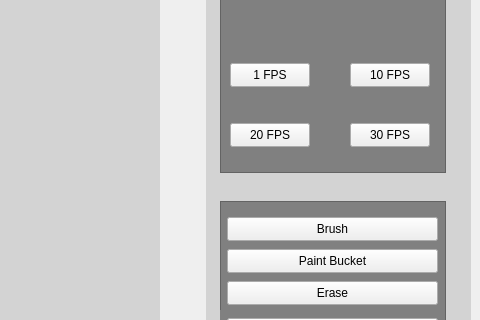
The window that mainwindow.ui (University-of-Utah-CS3505/a8-sprite-editor-f23-MAUIFanClub) describes before a commit, drawn with Qt 5; both pictures show x 800 to 1280 and y 179 to 499 of the 1280 by 720 pixel window.
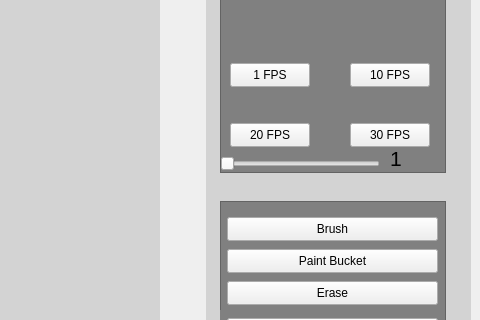
The same window after the commit.

Commit message: Added FPS slider and started comments

```diff
--- a/mainwindow.ui
+++ b/mainwindow.ui
@@ -337,6 +337,43 @@
               <string>30 FPS</string>
              </property>
             </widget>
+            <widget class="QSlider" name="frameSlider">
+             <property name="geometry">
+              <rect>
+               <x>0</x>
+               <y>280</y>
+               <width>160</width>
+               <height>22</height>
+              </rect>
+             </property>
+             <property name="minimum">
+              <number>1</number>
+             </property>
+             <property name="maximum">
+              <number>60</number>
+             </property>
+             <property name="orientation">
+              <enum>Qt::Horizontal</enum>
+             </property>
+            </widget>
+            <widget class="QLabel" name="FPSText">
+             <property name="geometry">
+              <rect>
+               <x>170</x>
+               <y>275</y>
+               <width>51</width>
+               <height>21</height>
+              </rect>
+             </property>
+             <property name="font">
+              <font>
+               <pointsize>16</pointsize>
+              </font>
+             </property>
+             <property name="text">
+              <string>1</string>
+             </property>
+            </widget>
            </widget>
           </item>
           <item>
```
Left out of the diff: 2 changed lines with no effect on the pictures. The commit also changes 9 other files.
